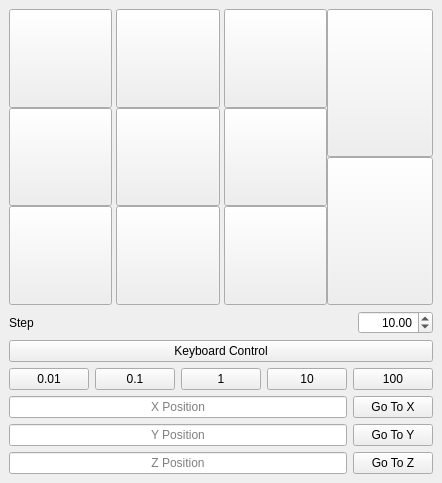
The window that View/JogForm.ui (octronic-uk/Candle) describes before a commit, drawn with Qt 5.
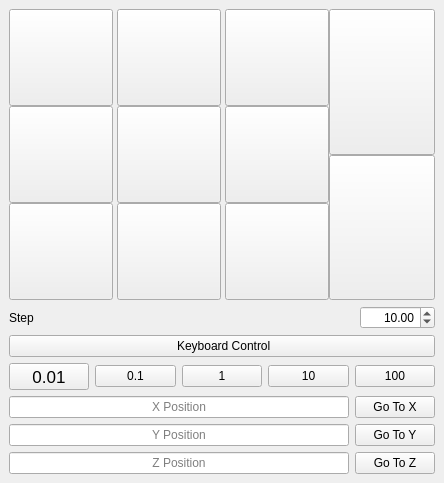
The same window after the commit. Icons and pictures are not drawn.

```diff
--- a/View/JogForm.ui
+++ b/View/JogForm.ui
@@ -6,7 +6,7 @@
    <rect>
     <x>0</x>
     <y>0</y>
-    <width>360</width>
+    <width>444</width>
     <height>483</height>
    </rect>
   </property>
@@ -422,8 +422,8 @@
               </property>
               <property name="iconSize">
                <size>
-                <width>28</width>
-                <height>28</height>
+                <width>32</width>
+                <height>32</height>
                </size>
               </property>
              </widget>
@@ -460,8 +460,8 @@
               </property>
               <property name="iconSize">
                <size>
-                <width>28</width>
-                <height>28</height>
+                <width>32</width>
+                <height>32</height>
                </size>
               </property>
              </widget>
@@ -577,6 +577,12 @@
       </item>
       <item>
        <widget class="QPushButton" name="keyboardControlPushButton">
+        <property name="sizePolicy">
+         <sizepolicy hsizetype="Expanding" vsizetype="Minimum">
+          <horstretch>0</horstretch>
+          <verstretch>0</verstretch>
+         </sizepolicy>
+        </property>
         <property name="minimumSize">
          <size>
           <width>0</width>
@@ -584,7 +590,17 @@
          </size>
         </property>
         <property name="text">
-         <string>Keyboard Control</string>
+         <string> Keyboard Control</string>
+        </property>
+        <property name="icon">
+         <iconset resource="../Resources/Images.qrc">
+          <normaloff>:/Images/SVG/keyboard.svg</normaloff>:/Images/SVG/keyboard.svg</iconset>
+        </property>
+        <property name="iconSize">
+         <size>
+          <width>32</width>
+          <height>32</height>
+         </size>
         </property>
         <property name="checkable">
          <bool>true</bool>
@@ -594,7 +610,7 @@
       <item>
        <layout class="QHBoxLayout" name="horizontalLayout_3">
         <item>
-         <widget class="QPushButton" name="jogPreset_0_01">
+         <widget class="QToolButton" name="jogPreset_0_01">
           <property name="sizePolicy">
            <sizepolicy hsizetype="Minimum" vsizetype="Fixed">
             <horstretch>0</horstretch>
@@ -607,6 +623,11 @@
             <height>0</height>
            </size>
           </property>
+          <property name="font">
+           <font>
+            <pointsize>13</pointsize>
+           </font>
+          </property>
           <property name="text">
            <string>0.01</string>
           </property>
```
Left out of the diff: 46 changed lines with no effect on the pictures.
